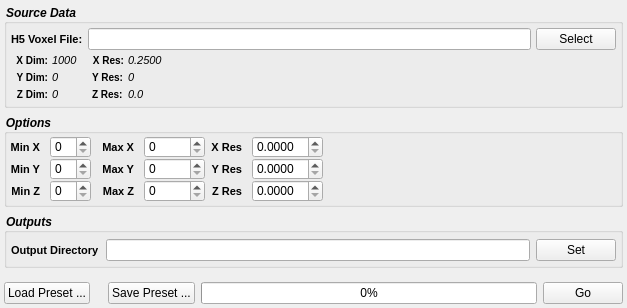
Above: Source/Plugins/VolumeOps/UI/VolumeOpsWidget.ui from BlueQuartzSoftware/DREAM3D before the change. Below: the same form after it.
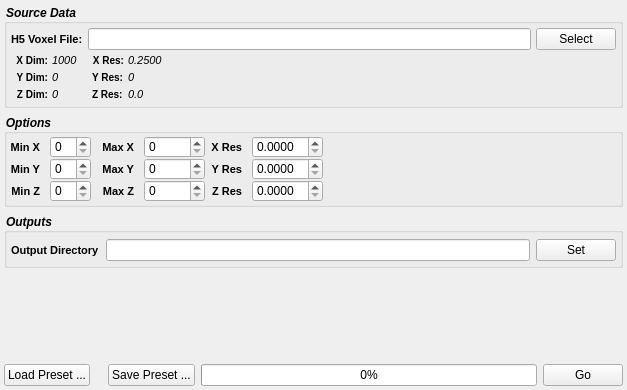
That is the form after the change. Custom widgets are drawn as their Qt base class.

Commit message: Fixing layout bugs on OS X due to the use of style sheets and the user of a specific font wieght and style. Fixing the titles on some open/save dialog windows

```diff
--- a/Source/Plugins/VolumeOps/UI/VolumeOpsWidget.ui
+++ b/Source/Plugins/VolumeOps/UI/VolumeOpsWidget.ui
@@ -7,7 +7,7 @@
     <x>0</x>
     <y>0</y>
     <width>627</width>
-    <height>308</height>
+    <height>390</height>
    </rect>
   </property>
   <property name="sizePolicy">
```
Left out of the diff: 24 changed lines with no effect on the pictures. The commit also changes 7 other files.
